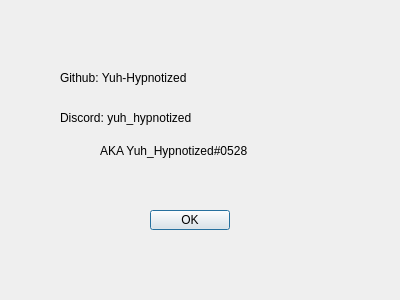
Yuh-Hypnotized/yuh-hypnotized.github.io, file miscellaneous/BaseConverter/sourcecode/aboutmewindow.ui: the form before one commit.
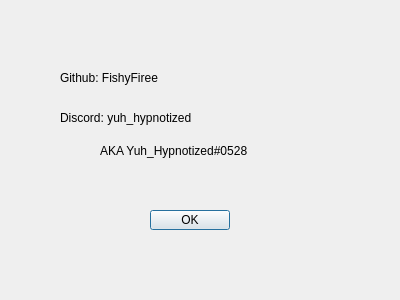
The form after the commit.

Commit message: Update 260818-02: rename GitHub username to FishyFiree across site

Diff of the .ui file:
```diff
--- a/miscellaneous/BaseConverter/sourcecode/aboutmewindow.ui
+++ b/miscellaneous/BaseConverter/sourcecode/aboutmewindow.ui
@@ -23,7 +23,7 @@
     </rect>
    </property>
    <property name="text">
-    <string>Github: Yuh-Hypnotized</string>
+    <string>Github: FishyFiree</string>
    </property>
   </widget>
   <widget class="QLabel" name="label_2">
```
The commit also changes 29 other files.
